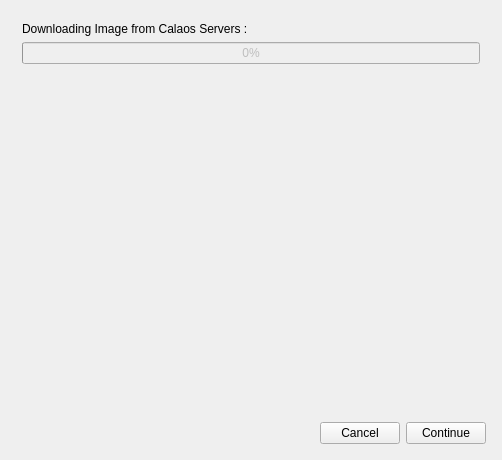
Above: machine_creator/mainwindow.ui from calaos/calaos_installer before the change. Below: the same form after it.
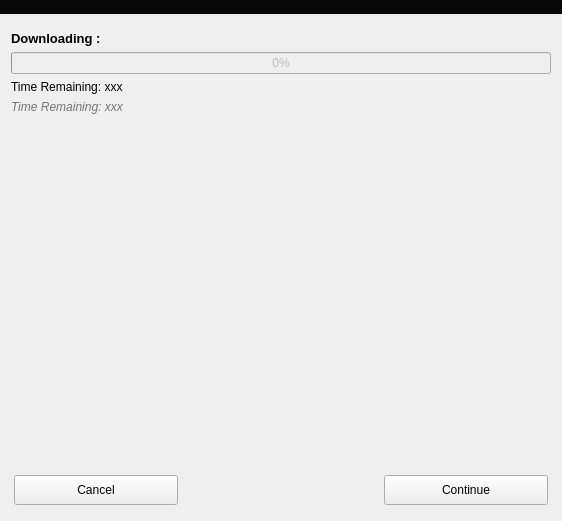
That is the form after the change. The open tabs and pages were chosen to show the change. Icons and pictures are not drawn.

Commit message:
Rework some part of machine creator
- New downloader
- Check hash of downloaded file with Blake2b
- Implemented QAbstractTableModel and QSortFilterProxyModel for images
- Improve UI
- Display download info (remaining time, speed)

```diff
--- a/machine_creator/mainwindow.ui
+++ b/machine_creator/mainwindow.ui
@@ -6,34 +6,84 @@
    <rect>
     <x>0</x>
     <y>0</y>
-    <width>502</width>
-    <height>460</height>
+    <width>562</width>
+    <height>521</height>
    </rect>
   </property>
   <property name="windowTitle">
-   <string>MainWindow</string>
+   <string>Calaos Image Creator</string>
+  </property>
+  <property name="styleSheet">
+   <string notr="true">.buttonStyled
+{
+	color: #333;
+	border: 2px solid #555;
+	border-radius: 11px;
+	padding: 5px;
+	background: qradialgradient(cx: 0.3, cy: -0.4, fx: 0.3, fy: -0.4, radius: 1.35, stop: 0 #fff, stop: 1 #888);
+	min-width: 150px;
+    min-height: 16px;
+}
+.buttonStyled:hover
+{
+	background: qradialgradient(cx: 0.3, cy: -0.4, fx: 0.3, fy: -0.4, radius: 1.35, stop: 0 #fff, stop: 1 #bbb);
+}
+.buttonStyled:pressed
+{
+	background: qradialgradient(cx: 0.4, cy: -0.1, fx: 0.4, fy: -0.1, radius: 1.35, stop: 0 #fff, stop: 1 #ddd);
+}</string>
   </property>
   <layout class="QVBoxLayout" name="verticalLayout">
+   <property name="leftMargin">
+    <number>0</number>
+   </property>
+   <property name="topMargin">
+    <number>0</number>
+   </property>
+   <property name="rightMargin">
+    <number>0</number>
+   </property>
+   <item>
+    <widget class="QLabel" name="label">
+     <property name="styleSheet">
+      <string notr="true">QLabel {
+	background-color: #080808;
+}</string>
+     </property>
+     <property name="text">
+      <string/>
+     </property>
+     <property name="pixmap">
+      <pixmap resource="../data/resources.qrc">:/img/calaos.png</pixmap>
+     </property>
+     <property name="alignment">
+      <set>Qt::AlignCenter</set>
+     </property>
+    </widget>
+   </item>
    <item>
     <layout class="QVBoxLayout" name="verticalLayout_2">
+     <property name="spacing">
+      <number>20</number>
+     </property>
      <item>
       <widget class="QStackedWidget" name="stackedWidget">
        <property name="currentIndex">
-        <number>4</number>
+        <number>1</number>
        </property>
-       <widget class="QWidget" name="page">
+       <widget class="QWidget" name="pageImage">
         <layout class="QVBoxLayout" name="verticalLayout_3">
-         <item>
-          <widget class="QLabel" name="label">
-           <property name="text">
-            <string>Calaos Image Creator</string>
-           </property>
-          </widget>
-         </item>
          <item>
           <widget class="QLabel" name="label_4">
+           <property name="font">
+            <font>
+             <pointsize>12</pointsize>
+             <weight>50</weight>
+             <bold>false</bold>
+            </font>
+           </property>
            <property name="text">
-            <string>This wizard will help you to download and generate a new SDCard or USB Key containing the latest version of Calaos OS. Once the image downloaded and written to the external disk, you will be ready to create your Calaos Installation.</string>
+            <string>&lt;html&gt;&lt;head/&gt;&lt;body&gt;&lt;p&gt;This wizard will help you to download and generate a new SDCard or USB Key containing the latest version of Calaos OS. Once the image has been downloaded and written to the disk, you will be ready to start Calaos Installation.&lt;/p&gt;&lt;/body&gt;&lt;/html&gt;</string>
            </property>
            <property name="wordWrap">
             <bool>true</bool>
@@ -73,7 +123,7 @@
          <item>
           <layout class="QHBoxLayout" name="horizontalLayout_2">
            <item>
-            <widget class="QRadioButton" name="radioButton_2">
+            <widget class="QRadioButton" name="radioButtonStable">
              <property name="text">
               <string>Stable Versions</string>
              </property>
@@ -83,9 +133,9 @@
             </widget>
            </item>
            <item>
-            <widget class="QRadioButton" name="radioButton">
+            <widget class="QRadioButton" name="radioButtonAll">
              <property name="text">
-              <string>All Versions</string>
+              <string>All Versions (including experimental)</string>
              </property>
             </widget>
            </item>
@@ -113,6 +163,9 @@
            <property name="text">
             <string>Select image file</string>
            </property>
+           <property name="class" stdset="0">
+            <string>buttonStyled</string>
+           </property>
           </widget>
          </item>
          <item>
@@ -132,14 +185,34 @@
            </property>
           </widget>
          </item>
+         <item>
+          <spacer name="verticalSpacer_5">
+           <property name="orientation">
+            <enum>Qt::Vertical</enum>
+           </property>
+           <property name="sizeHint" stdset="0">
+            <size>
+             <width>20</width>
+             <height>40</height>
+            </size>
+           </property>
+          </spacer>
+         </item>
         </layout>
        </widget>
-       <widget class="QWidget" name="page_2">
+       <widget class="QWidget" name="pageDownload">
         <layout class="QVBoxLayout" name="verticalLayout_4">
          <item>
-          <widget class="QLabel" name="label_3">
+          <widget class="QLabel" name="downloadLabel">
+           <property name="font">
+            <font>
+             <pointsize>10</pointsize>
+             <weight>75</weight>
+             <bold>true</bold>
+            </font>
+           </property>
            <property name="text">
-            <string>Downloading Image from Calaos Servers : </string>
+            <string>Downloading : </string>
            </property>
           </widget>
          </item>
@@ -151,9 +224,6 @@
            <property name="value">
             <number>0</number>
            </property>
-           <property name="textVisible">
-            <bool>true</bool>
-           </property>
            <property name="orientation">
             <enum>Qt::Horizontal</enum>
            </property>
@@ -165,6 +235,30 @@
            </property>
           </widget>
          </item>
+         <item>
+          <widget class="QLabel" name="timeDlLabel">
+           <property name="text">
+            <string>Time Remaining: xxx</string>
+           </property>
+          </widget>
+         </item>
+         <item>
+          <widget class="QLabel" name="speedDlLabel">
+           <property name="font">
+            <font>
+             <italic>true</italic>
+            </font>
+           </property>
+           <property name="styleSheet">
+            <string notr="true">QLabel {
+	color: rgb(116, 116, 116);
+}</string>
+           </property>
+           <property name="text">
+            <string>Time Remaining: xxx</string>
+           </property>
+          </widget>
+         </item>
          <item>
           <spacer name="verticalSpacer">
            <property name="orientation">
@@ -180,7 +274,7 @@
          </item>
         </layout>
        </widget>
-       <widget class="QWidget" name="page_3">
+       <widget class="QWidget" name="pageDisk">
         <layout class="QVBoxLayout" name="verticalLayout_5">
          <item>
           <spacer name="verticalSpacer_2">
@@ -237,7 +331,7 @@
          </item>
         </layout>
        </widget>
-       <widget class="QWidget" name="page_4">
+       <widget class="QWidget" name="pageWrite">
         <layout class="QVBoxLayout" name="verticalLayout_6">
          <item>
           <widget class="QLabel" name="label_7">
@@ -283,7 +377,7 @@
          </item>
         </layout>
        </widget>
-       <widget class="QWidget" name="page_5">
+       <widget class="QWidget" name="pageFinished">
         <layout class="QVBoxLayout" name="verticalLayout_7">
          <item>
           <widget class="QLabel" name="finalLabel">
@@ -302,22 +396,48 @@
        </widget>
       </widget>
      </item>
-    </layout>
-   </item>
    <item>
     <layout class="QHBoxLayout" name="horizontalLayout">
+       <property name="spacing">
+        <number>1</number>
+       </property>
+       <property name="sizeConstraint">
+        <enum>QLayout::SetNoConstraint</enum>
+       </property>
      <property name="leftMargin">
-      <number>5</number>
+        <number>14</number>
      </property>
      <property name="topMargin">
       <number>5</number>
      </property>
      <property name="rightMargin">
-      <number>5</number>
+        <number>14</number>
      </property>
      <property name="bottomMargin">
       <number>5</number>
      </property>
+       <item>
+        <widget class="QPushButton" name="cancelButton">
+         <property name="sizePolicy">
+          <sizepolicy hsizetype="Fixed" vsizetype="Fixed">
+           <horstretch>0</horstretch>
+           <verstretch>0</verstretch>
+          </sizepolicy>
+         </property>
+         <property name="minimumSize">
+          <size>
+           <width>164</width>
+           <height>30</height>
+          </size>
+         </property>
+         <property name="text">
+          <string>Cancel</string>
+         </property>
+         <property name="class" stdset="0">
+          <string>buttonStyled</string>
+         </property>
+        </widget>
+       </item>
      <item>
       <spacer name="horizontalSpacer">
        <property name="orientation">
@@ -331,22 +451,32 @@
        </property>
       </spacer>
      </item>
-     <item>
-      <widget class="QPushButton" name="cancelButton">
-       <property name="text">
-        <string>Cancel</string>
-       </property>
-      </widget>
-     </item>
      <item>
       <widget class="QPushButton" name="continueButton">
        <property name="enabled">
         <bool>true</bool>
        </property>
+         <property name="sizePolicy">
+          <sizepolicy hsizetype="Fixed" vsizetype="Fixed">
+           <horstretch>0</horstretch>
+           <verstretch>0</verstretch>
+          </sizepolicy>
+         </property>
+         <property name="minimumSize">
+          <size>
+           <width>164</width>
+           <height>30</height>
+          </size>
+         </property>
        <property name="text">
         <string>Continue</string>
        </property>
-      </widget>
+         <property name="class" stdset="0">
+          <string>buttonStyled</string>
+         </property>
+        </widget>
+       </item>
+      </layout>
      </item>
     </layout>
    </item>
```
Left out of the diff: 4 changed lines with no effect on the pictures. Lines whose indentation alone changed are shown as unchanged. The commit also changes 136 other files.
